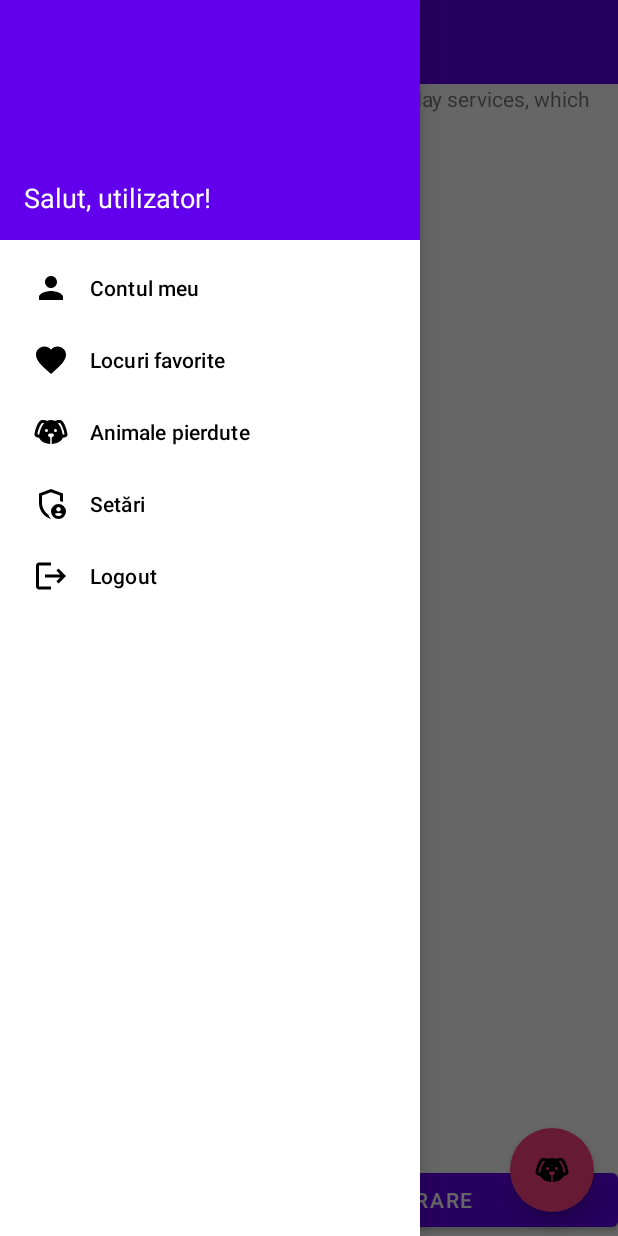
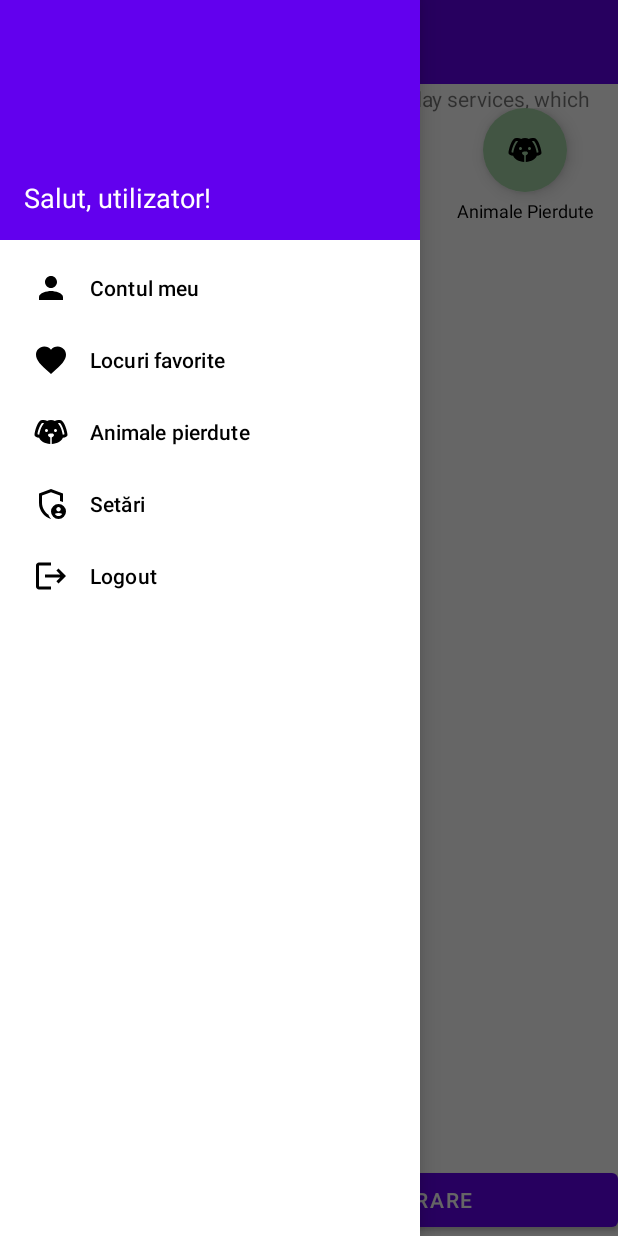
Before and after one commit to mariusvicol/PetExplorer, an Android app: the screen it shows after launch (MapsActivity), with the side drawer open, on a phone screen of 412 x 824 dp. Run offline under Robolectric (Android 15) with nearby library versions, the phone set to English and light mode, and no system bars.

Commit message:
parcuri + animale_pierdute

```diff
--- a/petexplorerclients/build.gradle
+++ b/petexplorerclients/build.gradle
@@ -48,5 +48,6 @@
     implementation 'com.squareup.okhttp3:logging-interceptor:4.9.0'
     implementation 'com.google.android.gms:play-services-maps:19.2.0'
     implementation 'com.google.android.gms:play-services-location:19.2.0'
+    implementation 'com.squareup.picasso:picasso:2.71828'
 
 }
--- a/petexplorerclients/src/main/AndroidManifest.xml
+++ b/petexplorerclients/src/main/AndroidManifest.xml
@@ -25,6 +25,7 @@
             android:label="@string/title_activity_maps">
         </activity>
 
+
         <activity
             android:name=".MapsActivity"
             android:exported="true"
--- a/petexplorerclients/src/main/java/petexplorer/petexplorerclients/MapsActivity.java
+++ b/petexplorerclients/src/main/java/petexplorer/petexplorerclients/MapsActivity.java
@@ -83,6 +83,8 @@
         drawerLayout.addDrawerListener(toggle);
         toggle.syncState();
 
+        ImageButton animalePierduteButton = findViewById(R.id.animalePierduteButton);
+
         navigationView.setNavigationItemSelectedListener(item -> {
             int id = item.getItemId();
             if (id == R.id.nav_account) {
@@ -90,6 +92,7 @@
             } else if (id == R.id.nav_favorites) {
                 Toast.makeText(this, "Favorite", Toast.LENGTH_SHORT).show();
             } else if (id == R.id.nav_lost_pets) {
+                animalePierduteButton.performClick();
                 Toast.makeText(this, "Animale pierdute", Toast.LENGTH_SHORT).show();
             } else if (id == R.id.nav_settings) {
                 Toast.makeText(this, "Setari", Toast.LENGTH_SHORT).show();
@@ -113,7 +116,7 @@
         filterButton = findViewById(R.id.filterButton);
         filterButton.setOnClickListener(view -> showBottomSheet());
 
-        ImageButton animalePierduteButton = findViewById(R.id.animalePierduteButton);
+
         animalePierduteButton.setOnClickListener(v -> {
             Intent intent = new Intent(MapsActivity.this, LostAnimalsActivity.class);
             startActivity(intent);
--- /dev/null
+++ b/petexplorerclients/src/main/res/drawable/oval_background.xml
@@ -0,0 +1,4 @@
+<shape xmlns:android="http://schemas.android.com/apk/res/android" android:shape="rectangle">
+    <solid android:color="#A5D6A7" />
+    <corners android:radius="50dp" />
+</shape>
--- a/petexplorerclients/src/main/res/layout/activity_lost_animals.xml
+++ b/petexplorerclients/src/main/res/layout/activity_lost_animals.xml
@@ -5,7 +5,7 @@
     android:layout_width="match_parent"
     android:layout_height="match_parent">
 
-    <!-- Fragment pentru hartă -->
+    <!-- Fragment pentru harta -->
     <fragment
         android:id="@+id/lost_animals_map"
         android:name="com.google.android.gms.maps.SupportMapFragment"
@@ -42,7 +42,7 @@
             android:text="Animale Găsite" />
     </LinearLayout>
 
-    <!-- RecyclerView (opțional pentru listă text) -->
+    <!-- RecyclerView (optional pentru lista text) -->
     <androidx.recyclerview.widget.RecyclerView
         android:id="@+id/animalsListRecycler"
         android:layout_width="0dp"
--- a/petexplorerclients/src/main/res/layout/activity_maps.xml
+++ b/petexplorerclients/src/main/res/layout/activity_maps.xml
@@ -36,17 +36,36 @@
         </LinearLayout>
 
     <!-- Buton Animale Pierdute peste harta -->
-    <ImageButton
-        android:id="@+id/animalePierduteButton"
-        android:layout_width="wrap_content"
-        android:layout_height="wrap_content"
-        android:layout_gravity="bottom|end"
-        android:layout_margin="16dp"
-        android:background="@drawable/fab_background"
-        android:contentDescription="Animale Pierdute"
-        android:padding="16dp"
-        android:src="@drawable/ic_dog"
-        android:elevation="6dp" />
+        <LinearLayout
+            android:id="@+id/animalePierduteLayout"
+            android:layout_width="wrap_content"
+            android:layout_height="wrap_content"
+            android:orientation="vertical"
+            android:layout_gravity="top|end"
+            android:layout_marginTop="72dp"
+        android:layout_marginEnd="16dp"
+        android:gravity="center_horizontal">
+
+        <ImageButton
+            android:id="@+id/animalePierduteButton"
+            android:layout_width="56dp"
+            android:layout_height="56dp"
+            android:backgroundTint="#A5D6A7"
+            android:background="@drawable/fab_background"
+            android:contentDescription="Animale Pierdute"
+            android:padding="8dp"
+            android:src="@drawable/ic_dog"
+            android:elevation="6dp" />
+
+        <TextView
+            android:layout_width="wrap_content"
+            android:layout_height="wrap_content"
+            android:text="Animale Pierdute"
+            android:textSize="12sp"
+            android:textColor="@android:color/black"
+            android:paddingTop="4dp" />
+    </LinearLayout>
+
 </FrameLayout>
 
     <com.google.android.material.navigation.NavigationView
```
Also changed, not shown: petexplorerclients/src/main/java/domain/AnimalPierdut.java (+49 -46 lines), petexplorerclients/src/main/java/petexplorer/petexplorerclients/AnimalAdapter.java (added, +85 -0 lines), petexplorerclients/src/main/java/petexplorer/petexplorerclients/LostAnimalsActivity.java (+27 -5 lines), petexplorerclients/src/main/res/layout/item_animal.xml (added, +38 -0 lines).
